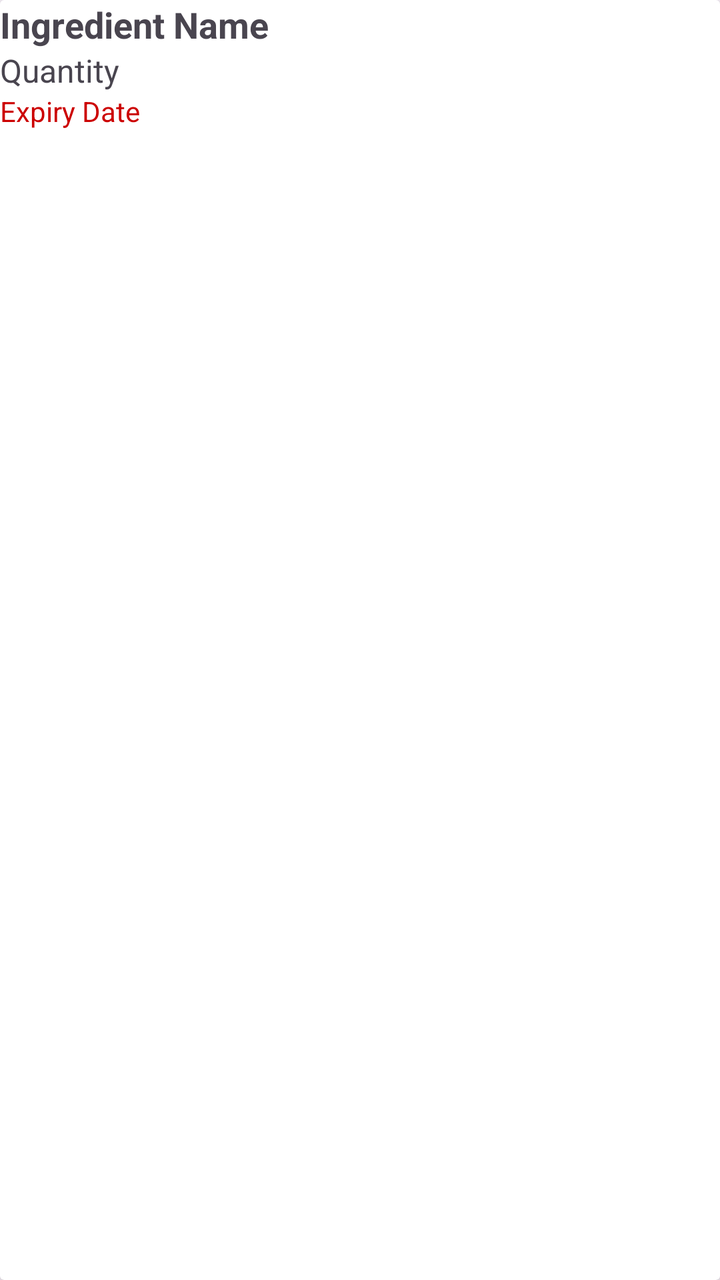
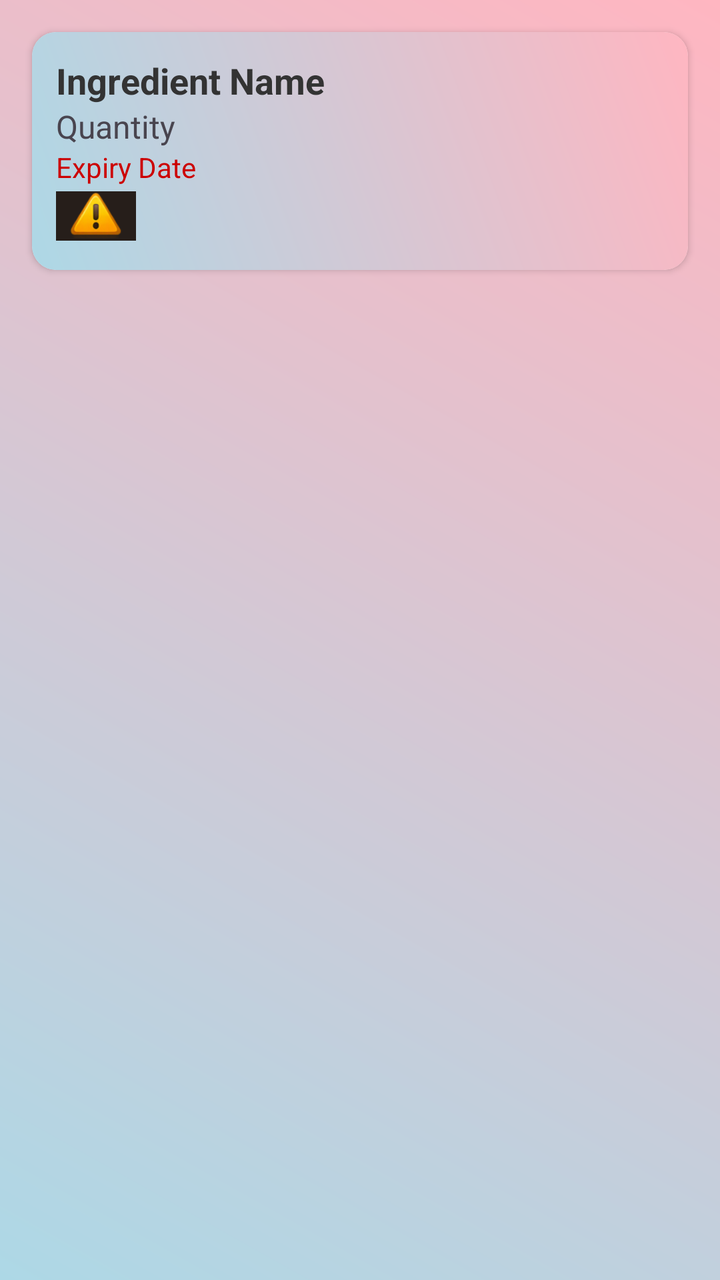

Compare the two renders of this Android layout. The source of the first and the diff that turns it into the second are given below.
<!-- AndroidManifest.xml: application theme Theme.SmartPantryManager -->
<!-- res/layout/item_ingredient.xml -->
<androidx.cardview.widget.CardView
    xmlns:android="http://schemas.android.com/apk/res/android"
    android:layout_width="match_parent"
    android:layout_height="wrap_content"
    android:layout_margin="8dp"
    android:elevation="4dp"
    android:padding="12dp">

    <LinearLayout
        android:layout_width="match_parent"
        android:layout_height="wrap_content"
        android:orientation="vertical">

        <TextView
            android:id="@+id/textName"
            android:layout_width="wrap_content"
            android:layout_height="wrap_content"
            android:text="Ingredient Name"
            android:textStyle="bold"
            android:textSize="18sp"/>

        <TextView
            android:id="@+id/textQuantity"
            android:layout_width="wrap_content"
            android:layout_height="wrap_content"
            android:text="Quantity"
            android:textSize="16sp"/>

        <TextView
            android:id="@+id/textExpiry"
            android:layout_width="wrap_content"
            android:layout_height="wrap_content"
            android:text="Expiry Date"
            android:textSize="14sp"
            android:textColor="@android:color/holo_red_dark"/>
    </LinearLayout>
</androidx.cardview.widget.CardView>
<!-- resources referenced by this layout -->
<resources>
  <style name="Theme.SmartPantryManager" parent="Base.Theme.SmartPantryManager" />
  <style name="Base.Theme.SmartPantryManager" parent="Theme.Material3.DayNight.NoActionBar">
          
          
      </style>
</resources>

<!-- the commit's change to res/layout/item_ingredient.xml (unified diff, before → after) -->
@@ -1,37 +1,68 @@
-<androidx.cardview.widget.CardView
+<?xml version="1.0" encoding="utf-8"?>
+<LinearLayout
     xmlns:android="http://schemas.android.com/apk/res/android"
+    xmlns:app="http://schemas.android.com/apk/res-auto"
     android:layout_width="match_parent"
-    android:layout_height="wrap_content"
-    android:layout_margin="8dp"
-    android:elevation="4dp"
-    android:padding="12dp">
+    android:layout_height="match_parent"
+    android:orientation="vertical"
+    android:background="@drawable/pretty_background"
+    android:padding="8dp">
 
-    <LinearLayout
+    
+    <androidx.cardview.widget.CardView
         android:layout_width="match_parent"
         android:layout_height="wrap_content"
-        android:orientation="vertical">
+        android:layout_margin="8dp"
+        android:elevation="4dp"
+        app:cardCornerRadius="12dp"
+        android:background="@android:color/transparent">
 
-        <TextView
-            android:id="@+id/textName"
-            android:layout_width="wrap_content"
+        <LinearLayout
+            android:layout_width="match_parent"
             android:layout_height="wrap_content"
-            android:text="Ingredient Name"
-            android:textStyle="bold"
-            android:textSize="18sp"/>
+            android:orientation="vertical"
+            android:background="@drawable/pretty_background"
+            android:padding="12dp">
 
-        <TextView
-            android:id="@+id/textQuantity"
-            android:layout_width="wrap_content"
-            android:layout_height="wrap_content"
-            android:text="Quantity"
-            android:textSize="16sp"/>
+            <TextView
+                android:id="@+id/textName"
+                android:layout_width="wrap_content"
+                android:layout_height="wrap_content"
+                android:text="Ingredient Name"
+                android:textColor="#333333"
+                android:textSize="18sp"
+                android:textStyle="bold" />
 
-        <TextView
-            android:id="@+id/textExpiry"
-            android:layout_width="wrap_content"
-            android:layout_height="wrap_content"
-            android:text="Expiry Date"
-            android:textSize="14sp"
-            android:textColor="@android:color/holo_red_dark"/>
-    </LinearLayout>
-</androidx.cardview.widget.CardView>
+            <TextView
+                android:id="@+id/textQuantity"
+                android:layout_width="wrap_content"
+                android:layout_height="wrap_content"
+                android:text="Quantity"
+                android:textSize="16sp" />
+
+            <TextView
+                android:id="@+id/textExpiry"
+                android:layout_width="wrap_content"
+                android:layout_height="wrap_content"
+                android:text="Expiry Date"
+                android:textColor="@android:color/holo_red_dark"
+                android:textSize="14sp" />
+
+            <ImageView
+                android:layout_width="40dp"
+                android:layout_height="30dp"
+                android:layout_marginEnd="6dp"
+                android:contentDescription="Warning icon"
+                android:src="@drawable/warning" />
+
+            <TextView
+                android:id="@+id/textWarning"
+                android:layout_width="wrap_content"
+                android:layout_height="wrap_content"
+                android:text="Expired!"
+                android:textColor="@color/errorRed"
+                android:visibility="gone" />
+
+        </LinearLayout>
+    </androidx.cardview.widget.CardView>
+</LinearLayout>
<!-- resource entries referenced after the edit -->
@@ -1,5 +1,17 @@
 <!-- resources referenced by this layout -->
 <resources>
+  <color name="errorRed">#D32F2F</color>
+  <!-- drawable pretty_background (drawable) -->
+  <?xml version="1.0" encoding="utf-8"?>
+  <shape xmlns:android="http://schemas.android.com/apk/res/android"
+      android:shape="rectangle">
+      <gradient
+          android:angle="45"
+          android:startColor="#ADD8E6"
+          android:endColor="#FFB6C1"
+          android:type="linear"/>
+  </shape>
+  <!-- drawable warning: png bitmap (drawable, 5048 bytes) -->
   <style name="Theme.SmartPantryManager" parent="Base.Theme.SmartPantryManager" />
   <style name="Base.Theme.SmartPantryManager" parent="Theme.Material3.DayNight.NoActionBar">
           
